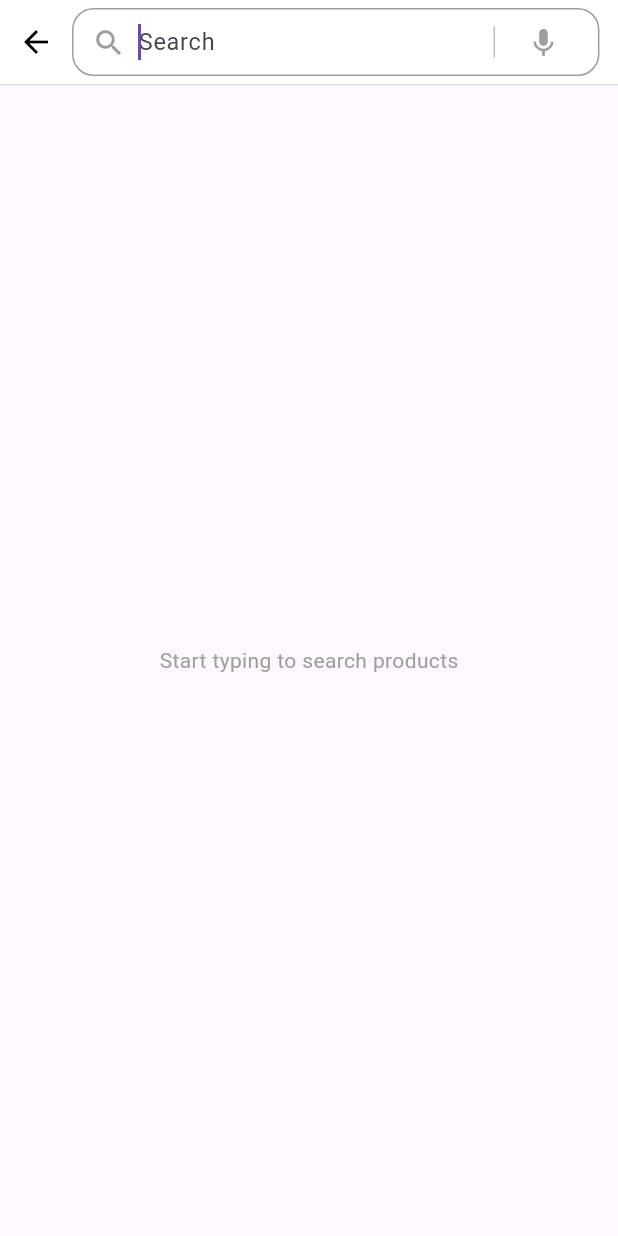
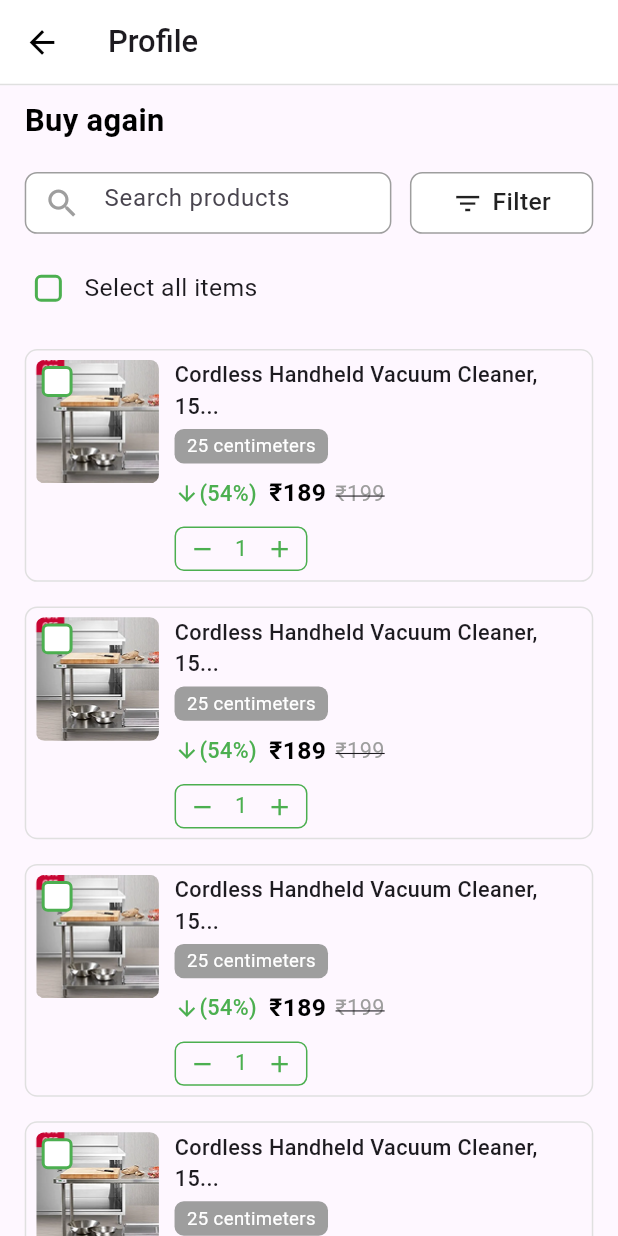
Before and after one commit to HiBorn4/hello_store, a Flutter app: the screen it shows after launch, on a phone screen of 412 x 824 dp. Run offline on Flutter 3.47's test engine with Material 3 defaults, Android fonts, the light colour scheme and no system bars; our stand-ins replace flutter_svg, get.

Commit message:
buy again screen completed

```diff
--- a/lib/main.dart
+++ b/lib/main.dart
@@ -1,6 +1,7 @@
 import 'package:flutter/material.dart';
 import 'package:get/get.dart';
 import 'package:hello_store/screens/address_screen.dart';
+import 'package:hello_store/screens/buy_again_screen.dart';
 import 'package:hello_store/screens/cart_screen.dart';
 import 'package:hello_store/screens/coupon_screen.dart';
 import 'package:hello_store/screens/home_menu.dart';
@@ -23,7 +24,7 @@ class App extends StatelessWidget {
       debugShowCheckedModeBanner: false,
       title: 'Hello Stores',
       theme: ThemeData(primarySwatch: Colors.deepPurple),
-      home: SearchResultsScreen() // Set your desired starting screen
+      home: BuyAgainScreen() // Set your desired starting screen
     );
   }
 }
--- /dev/null
+++ b/lib/screens/buy_again_screen.dart
@@ -0,0 +1,357 @@
+import 'package:flutter/material.dart';
+
+class BuyAgainScreen extends StatefulWidget {
+  @override
+  _BuyAgainScreenState createState() => _BuyAgainScreenState();
+}
+
+class _BuyAgainScreenState extends State<BuyAgainScreen> {
+  final List<Product> _products = [
+    Product(
+      name: "Cordless Handheld Vacuum Cleaner, 15...",
+      size: "25 centimeters",
+      currentPrice: 189,
+      discountPercent: 54,
+      originalPrice: 199,
+      image: 'assets/product.png',
+    ),Product(
+      name: "Cordless Handheld Vacuum Cleaner, 15...",
+      size: "25 centimeters",
+      currentPrice: 189,
+      discountPercent: 54,
+      originalPrice: 199,
+      image: 'assets/product.png',
+    ),Product(
+      name: "Cordless Handheld Vacuum Cleaner, 15...",
+      size: "25 centimeters",
+      currentPrice: 189,
+      discountPercent: 54,
+      originalPrice: 199,
+      image: 'assets/product.png',
+    ),Product(
+      name: "Cordless Handheld Vacuum Cleaner, 15...",
+      size: "25 centimeters",
+      currentPrice: 189,
+      discountPercent: 54,
+      originalPrice: 199,
+      image: 'assets/product.png',
+    ),
+    // Add more items as needed
+  ];
+
+  List<bool> _selectedItems = [];
+  List<int> _quantities = [];
+  int _currentNavIndex = 1;
+  bool _selectAll = false;
+  final TextEditingController _searchController = TextEditingController();
+
+  @override
+  void initState() {
+    super.initState();
+    _selectedItems = List<bool>.filled(_products.length, false);
+    _quantities = List<int>.filled(_products.length, 1);
+  }
+
+  void _toggleSelectAll(bool? value) {
+    setState(() {
+      _selectAll = value ?? false;
+      _selectedItems = List<bool>.filled(_products.length, _selectAll);
+    });
+  }
+
+  void _updateQuantity(int index, int newQuantity) {
+    setState(() {
+      _quantities[index] = newQuantity.clamp(1, 999);
+    });
+  }
+
+  @override
+  Widget build(BuildContext context) {
+    final mediaQuery = MediaQuery.of(context);
+    final height = mediaQuery.size.height;
+    final width = mediaQuery.size.width;
+    final theme = Theme.of(context);
+
+    return Scaffold(
+      appBar: AppBar(
+        leading: IconButton(
+          icon: Icon(Icons.arrow_back, color: Colors.black, size: width * 0.06),
+          onPressed: () => Navigator.pop(context),
+        ),
+        title: Text(
+          'Profile',
+          style: theme.textTheme.titleLarge?.copyWith(
+            fontWeight: FontWeight.w500,
+            fontSize: width * 0.05,
+          ),
+        ),
+        backgroundColor: Colors.white,
+        elevation: 0,
+        bottom: PreferredSize(
+          preferredSize: Size.fromHeight(height * 0.001),
+          child: Divider(height: 1, color: Colors.grey[300]),
+        ),
+      ),
+      body: Column(
+        crossAxisAlignment: CrossAxisAlignment.start,
+        children: [
+          Padding(
+            padding: EdgeInsets.symmetric(horizontal: width * 0.04, vertical: height * 0.01),
+            child: Text(
+              'Buy again',
+              style: TextStyle(
+                fontSize: width * 0.05,
+                fontWeight: FontWeight.bold,
+                color: Colors.black,
+              ),
+            ),
+          ),
+          _buildSearchRow(width, height),
+          _buildSelectAllRow(width, height),
+          Expanded(
+            child: ListView.builder(
+              padding: EdgeInsets.symmetric(vertical: height * 0.01),
+              itemCount: _products.length,
+              itemBuilder: (context, index) => _buildProductItem(index, width, height),
+            ),
+          ),
+        ],
+      ),
+    );
+  }
+
+  Widget _buildSearchRow(double width, double height) {
+    return Padding(
+      padding: EdgeInsets.symmetric(horizontal: width * 0.04, vertical: height * 0.015),
+      child: Row(
+        children: [
+          Expanded(
+            flex: 2,
+            child: Container(
+              height: height * 0.05,
+              decoration: BoxDecoration(
+                color: Colors.white,
+                borderRadius: BorderRadius.circular(width * 0.02),
+                border: Border.all(color: Colors.grey),
+              ),
+              child: TextField(
+                controller: _searchController,
+                decoration: InputDecoration(
+                  hintText: 'Search products',
+                  prefixIcon: Icon(Icons.search, color: Colors.grey, size: width * 0.06),
+                  border: InputBorder.none,
+                  contentPadding: EdgeInsets.symmetric(horizontal: width * 0.03),
+                ),
+              ),
+            ),
+          ),
+          SizedBox(width: width * 0.03),
+          Expanded(
+            flex: 1,
+            child: GestureDetector(
+              onTap: () {},
+              child: Container(
+                height: height * 0.05,
+                decoration: BoxDecoration(
+                  color: Colors.white,
+                  borderRadius: BorderRadius.circular(width * 0.02),
+                  border: Border.all(color: Colors.grey),
+                ),
+                padding: EdgeInsets.symmetric(horizontal: width * 0.03),
+                child: Row(
+                  mainAxisAlignment: MainAxisAlignment.center,
+                  children: [
+                    Icon(Icons.filter_list, color: Colors.black87, size: width * 0.05),
+                    SizedBox(width: width * 0.015),
+                    Text(
+                      'Filter',
+                      style: TextStyle(
+                        color: Colors.black87,
+                        fontSize: width * 0.04,
+                        fontWeight: FontWeight.w500,
+                      ),
+                    ),
+                  ],
+                ),
+              ),
+            ),
+          ),
+        ],
+      ),
+    );
+  }
+
+  Widget _buildSelectAllRow(double width, double height) {
+    return Padding(
+      padding: EdgeInsets.symmetric(horizontal: width * 0.02),
+      child: Row(
+        children: [
+          Checkbox(
+            value: _selectAll,
+            onChanged: _toggleSelectAll,
+            activeColor: Colors.green,
+            side: BorderSide(color: Colors.green, width: 2),
+            shape: RoundedRectangleBorder(
+              borderRadius: BorderRadius.circular(width * 0.01),
+            ),
+          ),
+          Text('Select all items', style: TextStyle(fontSize: width * 0.04)),
+        ],
+      ),
+    );
+  }
+
+  Widget _buildProductItem(int index, double width, double height) {
+    final product = _products[index];
+    final isSelected = _selectedItems[index];
+
+    return Container(
+      margin: EdgeInsets.symmetric(horizontal: width * 0.04, vertical: height * 0.01),
+      padding: EdgeInsets.all(width * 0.015),
+      decoration: BoxDecoration(
+        border: Border.all(color: Colors.grey[300]!),
+        borderRadius: BorderRadius.circular(width * 0.02),
+      ),
+      child: Row(
+        crossAxisAlignment: CrossAxisAlignment.start,
+        children: [
+          Stack(
+            children: [
+              Container(
+                width: width * 0.2,
+                height: width * 0.2,
+                decoration: BoxDecoration(
+                  borderRadius: BorderRadius.circular(width * 0.02),
+                ),
+                child: ClipRRect(
+                  borderRadius: BorderRadius.circular(width * 0.015),
+                  child: Image.asset(product.image, fit: BoxFit.cover),
+                ),
+              ),
+              Positioned(
+                top: width * 0.01,
+                left: width * 0.01,
+                child: GestureDetector(
+                  onTap: () => setState(() => _selectedItems[index] = !isSelected),
+                  child: Container(
+                    width: width * 0.05,
+                    height: width * 0.05,
+                    decoration: BoxDecoration(
+                      color: isSelected ? Colors.green : Colors.white,
+                      border: Border.all(color: Colors.green, width: 2),
+                      borderRadius: BorderRadius.circular(width * 0.01),
+                    ),
+                    child: isSelected
+                        ? Icon(Icons.check, color: Colors.white, size: width * 0.03)
+                        : null,
+                  ),
+                ),
+              ),
+            ],
+          ),
+          SizedBox(width: width * 0.025),
+          Expanded(
+            child: Column(
+              crossAxisAlignment: CrossAxisAlignment.start,
+              children: [
+                Text(
+                  product.name,
+                  style: TextStyle(fontSize: width * 0.035, fontWeight: FontWeight.w500),
+                ),
+                SizedBox(height: height * 0.005),
+                Container(
+                  padding: EdgeInsets.symmetric(horizontal: width * 0.02, vertical: height * 0.003),
+                  decoration: BoxDecoration(
+                    color: Colors.grey,
+                    borderRadius: BorderRadius.circular(width * 0.015),
+                  ),
+                  child: Text(
+                    product.size,
+                    style: TextStyle(fontSize: width * 0.03, color: Colors.white),
+                  ),
+                ),
+                SizedBox(height: height * 0.01),
+                Row(
+                  children: [
+                    Icon(Icons.arrow_downward, color: Colors.green, size: width * 0.04),
+                    Text(
+                      '(${product.discountPercent}%)',
+                      style: TextStyle(
+                        color: Colors.green,
+                        fontSize: width * 0.035,
+                        fontWeight: FontWeight.w500,
+                      ),
+                    ),
+                    SizedBox(width: width * 0.02),
+                    Text(
+                      '₹${product.currentPrice}',
+                      style: TextStyle(
+                        fontSize: width * 0.04,
+                        fontWeight: FontWeight.bold,
+                        color: Colors.black,
+                      ),
+                    ),
+                    SizedBox(width: width * 0.015),
+                    Text(
+                      '₹${product.originalPrice}',
+                      style: TextStyle(
+                        fontSize: width * 0.035,
+                        color: Colors.grey,
+                        decoration: TextDecoration.lineThrough,
+                      ),
+                    ),
+                  ],
+                ),
+                SizedBox(height: height * 0.012),
+                Container(
+                  padding: EdgeInsets.symmetric(horizontal: width * 0.02, vertical: height * 0.004),
+                  decoration: BoxDecoration(
+                    border: Border.all(color: Colors.green),
+                    borderRadius: BorderRadius.circular(width * 0.015),
+                  ),
+                  child: Row(
+                    mainAxisSize: MainAxisSize.min,
+                    children: [
+                      GestureDetector(
+                        onTap: () => _updateQuantity(index, _quantities[index] - 1),
+                        child: Icon(Icons.remove, color: Colors.green, size: width * 0.045),
+                      ),
+                      SizedBox(width: width * 0.03),
+                      Text(
+                        '${_quantities[index]}',
+                        style: TextStyle(color: Colors.green, fontSize: width * 0.035),
+                      ),
+                      SizedBox(width: width * 0.03),
+                      GestureDetector(
+                        onTap: () => _updateQuantity(index, _quantities[index] + 1),
+                        child: Icon(Icons.add, color: Colors.green, size: width * 0.045),
+                      ),
+                    ],
+                  ),
+                ),
+              ],
+            ),
+          ),
+        ],
+      ),
+    );
+  }
+}
+
+class Product {
+  final String name;
+  final String size;
+  final int currentPrice;
+  final int discountPercent;
+  final int originalPrice;
+  final String image;
+
+  Product({
+    required this.name,
+    required this.size,
+    required this.currentPrice,
+    required this.discountPercent,
+    required this.originalPrice,
+    required this.image,
+  });
+}
```
